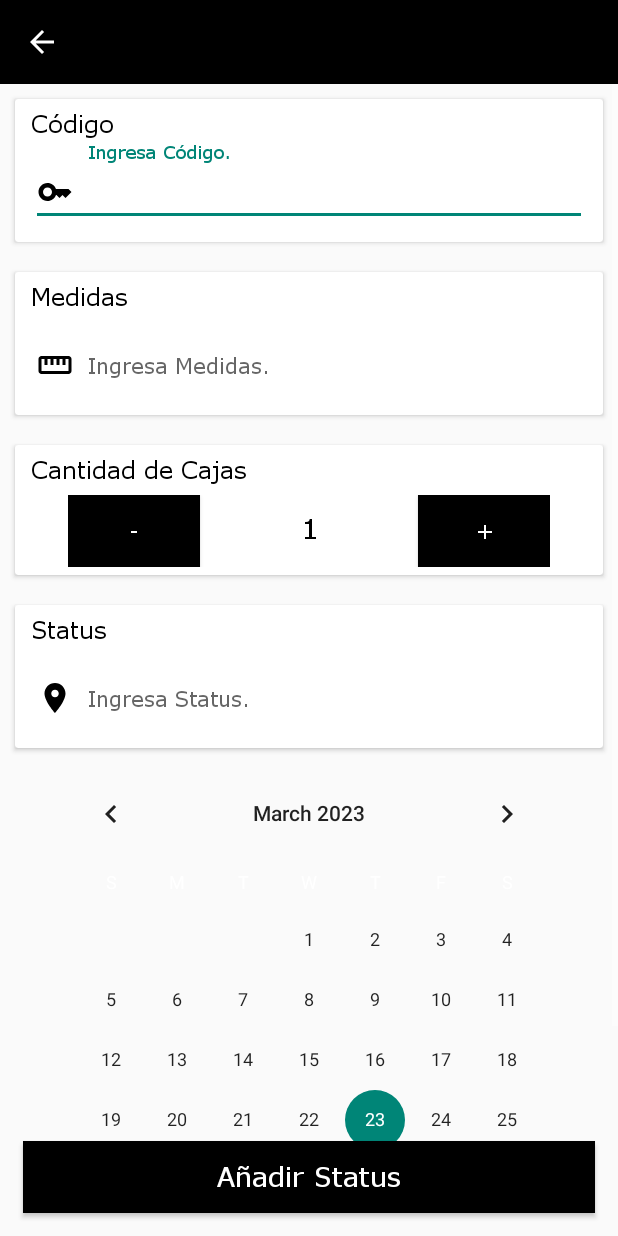
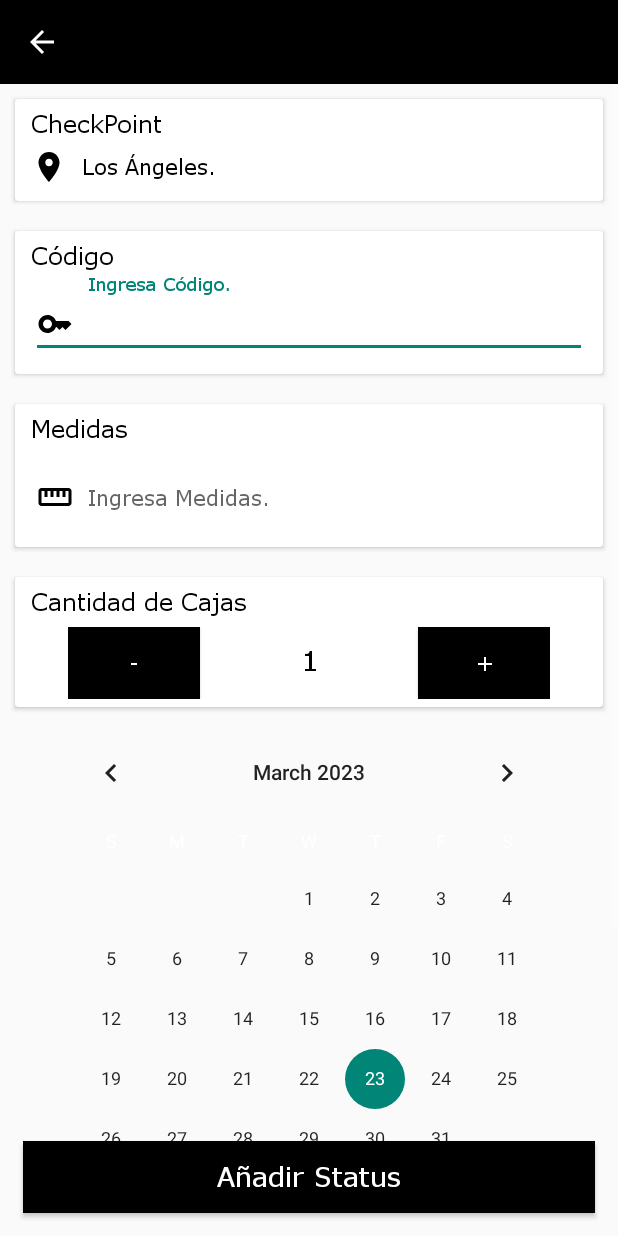
Before and after one commit to shaka1009/RhinoPacking, an Android app: the HomeCheckPointAgregar screen opened directly, with no data from a screen before it, on a phone screen of 412 x 824 dp. Run offline under Robolectric (Android 15) with nearby library versions, the phone set to English and light mode, and no system bars; libraries missing offline, so code that uses them is left out: net.yslibrary.android.

Commit message:
b1.0.10
-No rotar pantalla
-CheckPoints

```diff
--- a/app/src/main/java/com/rhinopacking/Home.java
+++ b/app/src/main/java/com/rhinopacking/Home.java
@@ -5,7 +5,6 @@ import android.annotation.SuppressLint;
 import android.content.Context;
 import android.content.Intent;
 import android.content.pm.PackageManager;
-import android.media.MediaPlayer;
 import android.net.ConnectivityManager;
 import android.os.Bundle;
 import android.view.Gravity;
@@ -213,7 +212,7 @@ public class Home extends AppCompatActivity {
                     return;
                 else pressButton = true;
 
-                startActivity(new Intent(Home.this , HomeStatus.class));
+                startActivity(new Intent(Home.this , HomeCheckPoint.class));
                 SleepButton();
 
             }).start();
--- a/app/src/main/java/com/rhinopacking/HomeStatusAgregar.java
+++ b/app/src/main/java/com/rhinopacking/HomeCheckPointAgregar.java
@@ -15,16 +15,15 @@ import com.rhinopacking.DB.SQL;
 import com.rhinopacking.includes.PopupError;
 import com.rhinopacking.includes.Toolbar;
 import com.rhinopacking.models.Fecha;
-import com.rhinopacking.models.Status;
+import com.rhinopacking.models.CheckPoint;
 
 import net.yslibrary.android.keyboardvisibilityevent.util.UIUtil;
 
 import java.util.Calendar;
-import java.util.Date;
 
-public class HomeStatusAgregar extends AppCompatActivity {
+public class HomeCheckPointAgregar extends AppCompatActivity {
 
-    EditText etCodigo, etMedidas, etCantidad, etStatus;
+    EditText etCodigo, etMedidas, etCantidad, etObservaciones;
     Button btnMenos, btnMas, btnAddStatus;
     CalendarView cvFecha;
     Fecha mFecha;
@@ -39,7 +38,7 @@ public class HomeStatusAgregar extends AppCompatActivity {
     @Override
     protected void onCreate(Bundle savedInstanceState) {
         super.onCreate(savedInstanceState);
-        setContentView(R.layout.activity_home_status_agregar);
+        setContentView(R.layout.activity_home_checkpoint_agregar);
         Toolbar.show(this, true);
 
 
@@ -50,12 +49,12 @@ public class HomeStatusAgregar extends AppCompatActivity {
     private void declaration() {
         etCodigo = findViewById(R.id.etCodigo);
         etMedidas = findViewById(R.id.etMedidas);
-        etStatus= findViewById(R.id.etStatus);
         btnMenos = findViewById(R.id.btnMenos);
         btnMas = findViewById(R.id.btnMas);
         etCantidad = findViewById(R.id.etCantidad);
         cvFecha = findViewById(R.id.calendarView);
         btnAddStatus = findViewById(R.id.btnAddStatus);
+        etObservaciones = findViewById(R.id.etObservaciones);
 
         mSql = new SQL();
 
@@ -73,7 +72,7 @@ public class HomeStatusAgregar extends AppCompatActivity {
     private void listener()
     {
         btnMenos.setOnClickListener(view -> {
-            UIUtil.hideKeyboard(HomeStatusAgregar.this); //ESCONDER TECLADO
+            UIUtil.hideKeyboard(HomeCheckPointAgregar.this); //ESCONDER TECLADO
             if(cantidad>1)
             {
                 cantidad--;
@@ -89,7 +88,7 @@ public class HomeStatusAgregar extends AppCompatActivity {
 
         btnMas.setOnClickListener(view -> {
 
-            UIUtil.hideKeyboard(HomeStatusAgregar.this); //ESCONDER TECLADO
+            UIUtil.hideKeyboard(HomeCheckPointAgregar.this); //ESCONDER TECLADO
 
             if(etCantidad.getText().toString().equals(""))
             {
@@ -121,6 +120,9 @@ public class HomeStatusAgregar extends AppCompatActivity {
                 return;
             else pressButton = true;
 
+            Calendar c1 = Calendar.getInstance();
+
+
 
             if(etCodigo.getText().toString().equals(""))
             {
@@ -137,26 +139,18 @@ public class HomeStatusAgregar extends AppCompatActivity {
                 mPopupError.setPopupError("Ingresa cantidad de Cajas.");
                 SleepButton();
             }
-            else if(etStatus.getText().toString().equals(""))
+            else if((mFecha.getMes()>(c1.get(Calendar.MONTH) +1))&&(mFecha.getYear()>=c1.get(Calendar.YEAR))||((mFecha.getDia() > c1.get(Calendar.DAY_OF_MONTH))&&(mFecha.getMes() == (c1.get(Calendar.MONTH) +1))&&(mFecha.getYear()==c1.get(Calendar.YEAR))))
             {
-                mPopupError.setPopupError("Ingresa un Status.");
+                mPopupError.setPopupError("Mes no válido.");
                 SleepButton();
-            } else
+            }
+            else
             {
-                Status mStatus = new Status(Integer.parseInt(etCodigo.getText().toString()), Float.parseFloat(etMedidas.getText().toString()), cantidad, etStatus.getText().toString().toUpperCase(), mFecha);
+               CheckPoint mStatus = new CheckPoint(Integer.parseInt(etCodigo.getText().toString()), Float.parseFloat(etMedidas.getText().toString()), cantidad, mFecha, etObservaciones.getText().toString());
 
-                if(!(mStatus.getStatus().contains("G") && mStatus.getStatus().contains("D") && mStatus.getStatus().contains("L"))
-                        && !(mStatus.getStatus().contains("L") && mStatus.getStatus().contains("A"))
-                        && !(mStatus.getStatus().contains("N") && mStatus.getStatus().contains("G"))
-                && !(mStatus.getStatus().contains("N") && mStatus.getStatus().contains("G"))
-                && !(mStatus.getStatus().contains("D") && mStatus.getStatus().contains("F")))
-                {
-                    mPopupError.setPopupError("Debes ingrear un Status válido.");
-                    SleepButton();
-                }
-                else {
+
                     new Thread(() -> {
-                        if(mSql.insertarStatus(mStatus))
+                        if(mSql.insertarCheckPoint(mStatus))
                         {
                             runOnUiThread(() -> {
                                 Toast.makeText(this, "Status Añadito", Toast.LENGTH_SHORT).show();
@@ -174,11 +168,6 @@ public class HomeStatusAgregar extends AppCompatActivity {
                             SleepButton();
                         }
                     }).start();
-                }
-
-
-
-
 
 
 
--- a/app/src/main/java/com/rhinopacking/models/Fecha.java
+++ b/app/src/main/java/com/rhinopacking/models/Fecha.java
@@ -81,8 +81,17 @@ public class Fecha {
         this.year = year;
     }
 
+    public String getFechaString()
+    {
+        return dia+"/"+mes+"/"+year;
+    }
+
     public String getSqlFecha()
     {
         return year+"/"+mes+"/"+dia;
     }
+
+    public int getDia() {
+        return dia;
+    }
 }
--- a/app/src/main/res/layout/activity_home_status_agregar.xml
+++ b/app/src/main/res/layout/activity_home_checkpoint_agregar.xml
@@ -4,7 +4,7 @@
     xmlns:tools="http://schemas.android.com/tools"
     android:layout_width="match_parent"
     android:layout_height="match_parent"
-    tools:context=".HomeStatusAgregar">
+    tools:context=".HomeCheckPointAgregar">
     <include
         android:id="@+id/toolbar"
         layout="@layout/toolbar"
@@ -26,6 +26,45 @@
             android:layout_width="match_parent"
             android:layout_height="wrap_content"
             android:orientation="vertical">
+
+            <androidx.cardview.widget.CardView
+                style="@style/CardView"
+                android:layout_width="match_parent"
+                android:layout_height="wrap_content"
+                android:layout_margin="10dp">
+                <LinearLayout
+                    android:layout_width="match_parent"
+                    android:layout_height="wrap_content"
+                    android:layout_margin="5dp"
+                    android:orientation="vertical">
+                    <TextView
+                        android:layout_width="wrap_content"
+                        android:layout_height="wrap_content"
+                        android:text="CheckPoint"
+                        android:textColor="@color/black"
+                        android:textSize="16sp"
+                        android:fontFamily="@font/open_sans_bold"
+                        android:layout_marginStart="5dp" />
+
+                    <TextView
+                        android:layout_width="match_parent"
+                        android:layout_height="wrap_content"
+                        android:id="@+id/etStatus"
+                        android:textSize="14sp"
+                        android:shadowColor="@color/black"
+                        android:fontFamily="@font/open_sans"
+                        android:hint="Los Ángeles."
+                        android:textColorHint="@color/black"
+                        android:layout_margin="5dp"
+                        android:drawableStart="@drawable/ic_location"
+                        android:drawablePadding="10dp"
+                        android:maxLength="10"
+                        android:gravity="left|center"
+                        android:singleLine="true"
+                        android:ellipsize = "end"
+                        android:enabled="false"/>
+                </LinearLayout>
+            </androidx.cardview.widget.CardView>
 
             <androidx.cardview.widget.CardView
                 style="@style/CardView"
@@ -172,11 +211,19 @@
                 </LinearLayout>
             </androidx.cardview.widget.CardView>
 
+
+            <CalendarView
+                android:id="@+id/calendarView"
+                android:layout_width="wrap_content"
+                android:layout_height="wrap_content"
+                android:backgroundTint="@color/black"
+                android:layout_gravity="center"/>
             <androidx.cardview.widget.CardView
                 style="@style/CardView"
                 android:layout_width="match_parent"
                 android:layout_height="wrap_content"
                 android:layout_margin="10dp">
+
                 <LinearLayout
                     android:layout_width="match_parent"
                     android:layout_height="wrap_content"
@@ -185,40 +232,38 @@
                     <TextView
                         android:layout_width="wrap_content"
                         android:layout_height="wrap_content"
-                        android:text="Status"
+                        android:text="Observaciones (Opcional) "
                         android:textColor="@color/black"
                         android:textSize="16sp"
+                        android:layout_marginStart="5dp"
                         android:fontFamily="@font/open_sans_bold"
-                        android:layout_marginStart="5dp" />
+                        android:layout_marginBottom="5dp"/>
+
                     <com.google.android.material.textfield.TextInputLayout
                         android:layout_width="match_parent"
                         android:layout_height="wrap_content">
                         <com.google.android.material.textfield.TextInputEditText
+
                             android:layout_width="match_parent"
                             android:layout_height="wrap_content"
-                            android:id="@+id/etStatus"
+                            android:id="@+id/etObservaciones"
                             android:textSize="14sp"
                             android:shadowColor="@color/black"
                             android:fontFamily="@font/open_sans"
-                            android:hint="Ingresa Status."
+                            android:hint="Ingresa alguna observación."
                             android:layout_margin="5dp"
-                            android:drawableStart="@drawable/ic_location"
+                            android:drawableStart="@drawable/ic_observaciones"
                             android:drawablePadding="10dp"
-                            android:maxLength="10"
+                            android:maxLength="200"
                             android:gravity="left|center"
-                            android:singleLine="true"
-                            android:ellipsize = "end" />
+                            android:singleLine="false"
+                            android:ellipsize = "end"/>
                     </com.google.android.material.textfield.TextInputLayout>
+
                 </LinearLayout>
+
             </androidx.cardview.widget.CardView>
 
-
-            <CalendarView
-                android:id="@+id/calendarView"
-                android:layout_width="wrap_content"
-                android:layout_height="wrap_content"
-                android:backgroundTint="@color/black"
-                android:layout_gravity="center"/>
         </LinearLayout>
 
     </ScrollView>
--- a/app/src/main/res/layout/content_home.xml
+++ b/app/src/main/res/layout/content_home.xml
@@ -214,7 +214,7 @@
                             android:layout_centerHorizontal="true"
                             android:layout_marginTop="10dp"
                             android:fontFamily="@font/poppins_semibold"
-                            android:text="Status"
+                            android:text="Check Point"
                             android:textColor="@color/black"
                             android:textSize="20sp" />
 
```
Also changed, not shown: app/src/main/AndroidManifest.xml (+34 -15 lines), app/src/main/java/com/rhinopacking/DB/SQL.java (+62 -13 lines), app/src/main/java/com/rhinopacking/HomeCheckPoint.java (renamed from app/src/main/java/com/rhinopacking/HomeStatus.java, +46 -30 lines), app/src/main/java/com/rhinopacking/HomeCheckPointDetalles.java (added, +50 -0 lines), app/src/main/java/com/rhinopacking/models/CheckPoint.java (added, +142 -0 lines), app/src/main/java/com/rhinopacking/models/Status.java (deleted, +0 -60 lines), app/src/main/res/layout/activity_home_checkpoint.xml (renamed from app/src/main/res/layout/activity_home_status.xml, +7 -4 lines), app/src/main/res/layout/activity_home_checkpoint_detalles.xml (added, +18 -0 lines).
